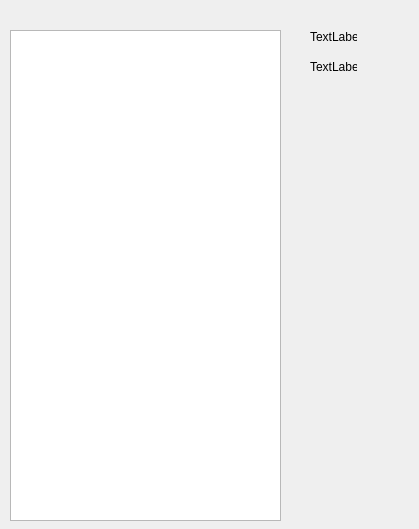
Above: ventanaempacadora.ui from DavidCrgh/Tarea_Programa_Estructuras_1 before the change. Below: the same form after it.
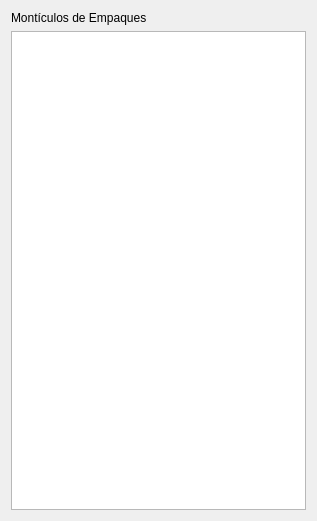
That is the form after the change. Icons and pictures are not drawn.

```diff
--- a/ventanaempacadora.ui
+++ b/ventanaempacadora.ui
@@ -6,49 +6,41 @@
    <rect>
     <x>0</x>
     <y>0</y>
-    <width>419</width>
-    <height>529</height>
+    <width>317</width>
+    <height>521</height>
    </rect>
   </property>
+  <property name="minimumSize">
+   <size>
+    <width>317</width>
+    <height>521</height>
+   </size>
+  </property>
+  <property name="maximumSize">
+   <size>
+    <width>317</width>
+    <height>521</height>
+   </size>
+  </property>
   <property name="windowTitle">
    <string>Form</string>
   </property>
-  <widget class="QTextBrowser" name="textBrowser">
-   <property name="geometry">
-    <rect>
-     <x>10</x>
-     <y>30</y>
-     <width>271</width>
-     <height>491</height>
-    </rect>
-   </property>
-  </widget>
-  <widget class="QLabel" name="label">
-   <property name="geometry">
-    <rect>
-     <x>310</x>
-     <y>30</y>
-     <width>47</width>
-     <height>13</height>
-    </rect>
-   </property>
-   <property name="text">
-    <string>TextLabel</string>
-   </property>
-  </widget>
-  <widget class="QLabel" name="label_2">
-   <property name="geometry">
-    <rect>
-     <x>310</x>
-     <y>60</y>
-     <width>47</width>
-     <height>13</height>
-    </rect>
-   </property>
-   <property name="text">
-    <string>TextLabel</string>
-   </property>
-  </widget>
+  <property name="windowIcon">
+   <iconset resource="imagenes.qrc">
+    <normaloff>:/imagenes/Imagenes/iconoEmpacadora.png</normaloff>:/imagenes/Imagenes/iconoEmpacadora.png</iconset>
+  </property>
+  <layout class="QVBoxLayout" name="verticalLayout">
+   <item>
+    <widget class="QLabel" name="monticulos">
+     <property name="text">
+      <string>Montículos de Empaques</string>
+     </property>
+    </widget>
+   </item>
+   <item>
+    <widget class="QTextBrowser" name="cuadroMonticulos"/>
+   </item>
+  </layout>
  </widget>
  <resources/>
  <connections/>
```
Left out of the diff: 6 changed lines with no effect on the pictures.
